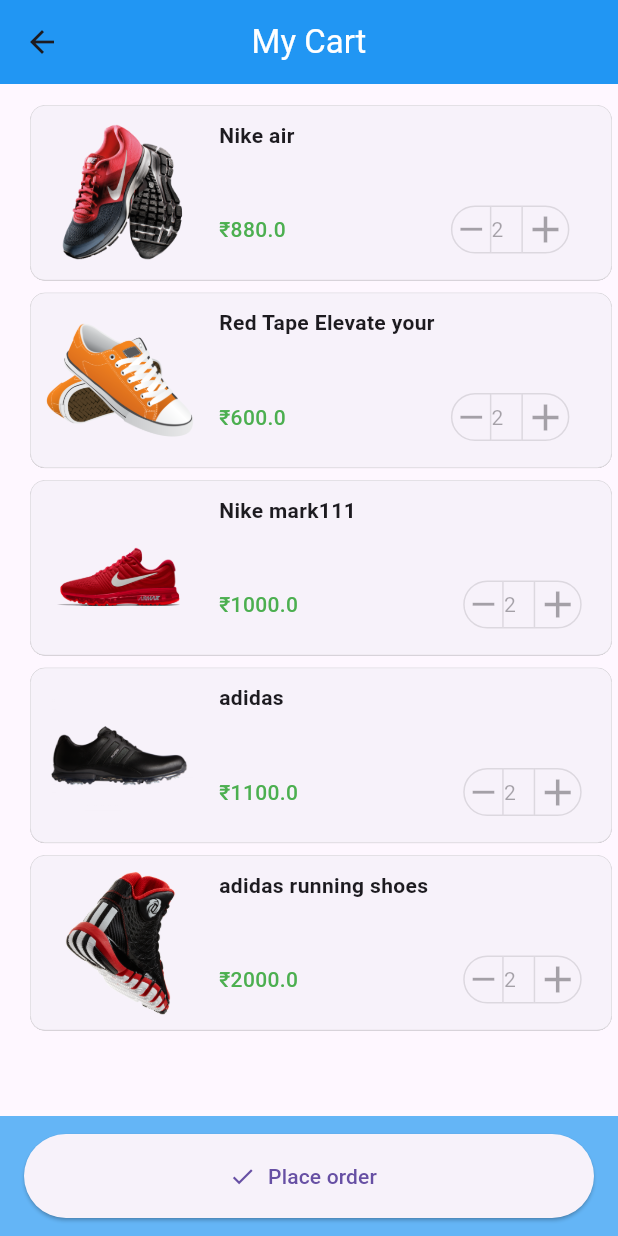
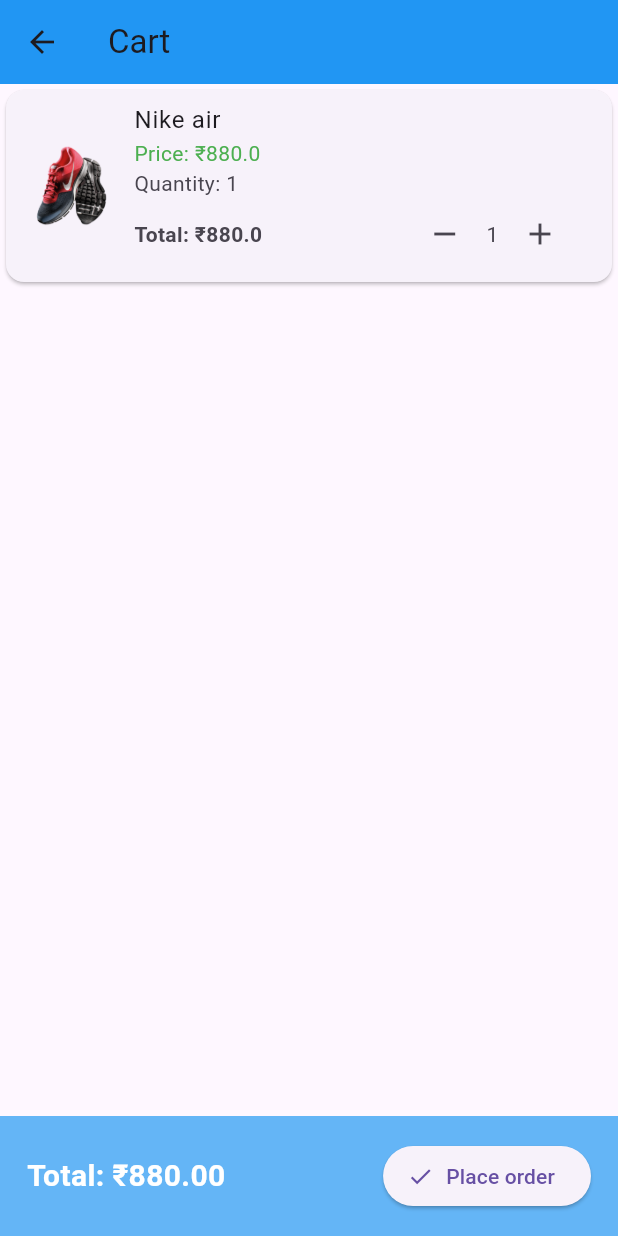
Before and after one commit to Rahulckoovara/E-cart1, a Flutter app: the Details screen opened directly with sample values from the repository, after a tap on "Add To Cart", on a phone screen of 412 x 824 dp. Run offline on Flutter 3.47's test engine with Material 3 defaults, Android fonts, the phone set to English and light mode, and no system bars; our stand-ins replace carousel_slider.

Commit message:
cart1st ok

```diff
--- a/lib/main.dart
+++ b/lib/main.dart
@@ -1,14 +1,12 @@
 import 'package:e_cart1/pages/Front.dart';
-import 'package:e_cart1/pages/HomeScreen.dart';
-import 'package:e_cart1/pages/cart.dart';
-import 'package:e_cart1/pages/splashScreen.dart';
+import 'package:e_cart1/providers/cart_provider.dart';
 import 'package:flutter/material.dart';
 import 'package:provider/provider.dart';
-import 'package:e_cart1/providers/cart_provider.dart';
 
 void main() {
   runApp(
     MyApp(),
+
   );
 }
 
@@ -20,7 +18,7 @@ class MyApp extends StatelessWidget {
     return MultiProvider(
       providers: [ChangeNotifierProvider(create: (context) => CartProvider())],
       child: MaterialApp(
-        home: SplashScreen(),
+        home: Front(),
       ),
     );
   }
--- a/lib/model/Product.dart
+++ b/lib/model/Product.dart
@@ -14,5 +14,6 @@ class Product {
       required this.price,
       required this.image,
       required this.category,
-      required this.quantity});
+       this.quantity=1,
+      });
 }
--- a/lib/model/my_product.dart
+++ b/lib/model/my_product.dart
@@ -13,7 +13,7 @@ class MyProducts {
       quantity: 1,
     ),
     Product(
-      id: 1,
+      id: 2,
       name: 'Red Tape Elevate your ',
       description: 'Red Tape for men running experience with our ComfortStride Running Shoes. Designed for optimum performance and comfort, these shoes are a perfect blend of style and functionality.',
       price: 600,
@@ -22,7 +22,7 @@ class MyProducts {
       quantity: 1,
     ),
     Product(
-      id: 1,
+      id: 3,
       name: 'Nike mark111',
       description: 'Clean nike mark 111 shoes extra comfort Elevate your running experience with our ComfortStride Running Shoes. Designed for optimum performance and comfort, these shoes are a perfect blend of style and functionality.',
       price: 1000,
@@ -31,7 +31,7 @@ class MyProducts {
       quantity: 1,
     ),
     Product(
-      id: 1,
+      id: 4,
       name: 'adidas',
       description: 'Black adidas original with smoothness Elevate your running experience with our ComfortStride Running Shoes. Designed for optimum performance and comfort, these shoes are a perfect blend of style and functionality.',
       price: 1100,
@@ -40,7 +40,7 @@ class MyProducts {
       quantity: 1,
     ),
     Product(
-      id: 1,
+      id: 5,
       name: 'adidas running shoes',
       description: 'Shoes for fast run and comfort Elevate your running experience with our ComfortStride Running Shoes. Designed for optimum performance and comfort, these shoes are a perfect blend of style and functionality.',
       price: 2000,
@@ -49,9 +49,10 @@ class MyProducts {
       quantity: 1,
     ),
 
+
     // jacks--------------------
     Product(
-      id: 1,
+      id: 6,
       name: 'Nike jackets 200',
       description: 'blacket comfort jackets in winters Elevate your running experience with our ComfortStride Running Shoes. Designed for optimum performance and comfort, these shoes are a perfect blend of style and functionality.',
       price: 1800,
@@ -60,7 +61,7 @@ class MyProducts {
       quantity: 1,
     ),
     Product(
-      id: 1,
+      id: 7,
       name: 'Perfomax jackets',
       description: 'blacket comfort jackets in winters Elevate your running experience with our ComfortStride Running Shoes. Designed for optimum performance and comfort, these shoes are a perfect blend of style and functionality.',
       price: 1500,
@@ -69,7 +70,7 @@ class MyProducts {
       quantity: 1,
     ),
     Product(
-      id: 1,
+      id: 8,
       name: 'Nike dual color',
       description: 'blacket comfort jackets in winters Elevate your running experience with our ComfortStride Running Shoes. Designed for optimum performance and comfort, these shoes are a perfect blend of style and functionality.',
       price: 2200,
@@ -78,7 +79,7 @@ class MyProducts {
       quantity: 1,
     ),
     Product(
-      id: 1,
+      id: 9,
       name: 'Red tape jackets',
       description: 'blacket comfort jackets in winters Elevate your running experience with our ComfortStride Running Shoes. Designed for optimum performance and comfort, these shoes are a perfect blend of style and functionality.',
       price: 3000,
@@ -87,7 +88,7 @@ class MyProducts {
       quantity: 1,
     ),
     Product(
-      id: 1,
+      id: 10,
       name: 'jordan',
       description: 'blacket comfort jackets in winters Elevate your running experience with our ComfortStride Running Shoes. Designed for optimum performance and comfort, these shoes are a perfect blend of style and functionality.',
       price: 3300,
@@ -99,7 +100,7 @@ class MyProducts {
 
   static List<Product> Jackets = [
     Product(
-      id: 1,
+      id: 6,
       name: 'Nike jackets 200',
       description: 'blacket comfort jackets in winters Elevate your running experience with our ComfortStride Running Shoes. Designed for optimum performance and comfort, these shoes are a perfect blend of style and functionality.',
       price: 1800,
@@ -108,7 +109,7 @@ class MyProducts {
       quantity: 1,
     ),
     Product(
-      id: 1,
+      id: 7,
       name: 'Perfomax jackets',
       description: 'blacket comfort jackets in winters Elevate your running experience with our ComfortStride Running Shoes. Designed for optimum performance and comfort, these shoes are a perfect blend of style and functionality.',
       price: 1500,
@@ -117,7 +118,7 @@ class MyProducts {
       quantity: 1,
     ),
     Product(
-      id: 1,
+      id: 8,
       name: 'Nike dual color',
       description: 'blacket comfort jackets in winters Elevate your running experience with our ComfortStride Running Shoes. Designed for optimum performance and comfort, these shoes are a perfect blend of style and functionality.',
       price: 2200,
@@ -126,7 +127,7 @@ class MyProducts {
       quantity: 1,
     ),
     Product(
-      id: 1,
+      id: 9,
       name: 'Red tape jackets',
       description: 'blacket comfort jackets in winters Elevate your running experience with our ComfortStride Running Shoes. Designed for optimum performance and comfort, these shoes are a perfect blend of style and functionality.',
       price: 3000,
@@ -135,7 +136,7 @@ class MyProducts {
       quantity: 1,
     ),
     Product(
-      id: 1,
+      id: 10,
       name: 'jordan',
       description: 'blacket comfort jackets in winters Elevate your running experience with our ComfortStride Running Shoes. Designed for optimum performance and comfort, these shoes are a perfect blend of style and functionality.',
       price: 3300,
@@ -156,7 +157,7 @@ class MyProducts {
       quantity: 1,
     ),
     Product(
-      id: 1,
+      id: 2,
       name: 'Red Tape',
       description: 'Red Tape for men Elevate your running experience with our ComfortStride Running Shoes. Designed for optimum performance and comfort, these shoes are a perfect blend of style and functionality.',
       price: 600,
@@ -165,7 +166,7 @@ class MyProducts {
       quantity: 1,
     ),
     Product(
-      id: 1,
+      id: 3,
       name: 'Nike mark111',
       description: 'Clean nike mark 111 shoes extra comfort Elevate your running experience with our ComfortStride Running Shoes. Designed for optimum performance and comfort, these shoes are a perfect blend of style and functionality.',
       price: 1000,
@@ -174,7 +175,7 @@ class MyProducts {
       quantity: 1,
     ),
     Product(
-      id: 1,
+      id: 4,
       name: 'adidas',
       description: 'Black adidas original with smoothness Elevate your running experience with our ComfortStride Running Shoes. Designed for optimum performance and comfort, these shoes are a perfect blend of style and functionality.',
       price: 1100,
@@ -183,7 +184,7 @@ class MyProducts {
       quantity: 1,
     ),
     Product(
-      id: 1,
+      id: 5,
       name: 'adidas running shoes',
       description: 'Shoes for fast run and comfort Elevate your running experience with our ComfortStride Running Shoes. Designed for optimum performance and comfort, these shoes are a perfect blend of style and functionality.',
       price: 2000,
--- a/lib/pages/Front.dart
+++ b/lib/pages/Front.dart
@@ -2,7 +2,7 @@ import 'package:e_cart1/model/Product.dart';
 import 'package:e_cart1/model/my_product.dart';
 import 'package:e_cart1/pages/HomeScreen.dart';
 import 'package:e_cart1/pages/ProfileScreen.dart';
-import 'package:e_cart1/pages/cart.dart';
+import 'package:e_cart1/pages/cart1.dart';
 import 'package:e_cart1/pages/favorite.dart';
 import 'package:flutter/material.dart';
 
@@ -46,7 +46,7 @@ class _Front extends State<Front> {
                 ),
                 onPressed: () {
                   Navigator.push(
-                      context, MaterialPageRoute(builder: (context) => Cart()));
+                      context, MaterialPageRoute(builder: (context) => Cart1()));
                 })
           ],
           bottom: PreferredSize(
--- a/lib/pages/HomeScreen.dart
+++ b/lib/pages/HomeScreen.dart
@@ -54,6 +54,8 @@ class _HomeScreenState extends State<HomeScreen> {
                       ? _builsJackets()
                       : _buildShoes())
         ],
+
+
       ),
     );
   }
--- a/lib/pages/cart.dart
+++ b/lib/pages/cart.dart
@@ -1,7 +1,6 @@
-import 'package:e_cart1/widgets/cart_item.dart';
-import 'package:flutter/material.dart';
 //import '../model/Product.dart';
 import 'package:e_cart1/model/my_product.dart';
+import 'package:flutter/material.dart';
 
 class Cart extends StatelessWidget {
   //final Product product;
@@ -28,15 +27,7 @@ class Cart extends StatelessWidget {
           ...List.generate(cartItems.length, (index) {
             return Dismissible(
               key: UniqueKey(),
-              direction: DismissDirection.endToStart,
-              background: Container(
-                decoration: BoxDecoration(
-                    color: Colors.red, borderRadius: BorderRadius.circular(10)),
-                child: Icon(
-                  Icons.delete,
-                  color: Colors.white,
-                ),
-              ),
+
               child: SizedBox(
                   height: 125,
                   child: Card(
--- /dev/null
+++ b/lib/pages/cart1.dart
@@ -0,0 +1,142 @@
+import 'package:e_cart1/model/Product.dart';
+import 'package:e_cart1/model/my_product.dart';
+import 'package:e_cart1/providers/cart_provider.dart';
+import 'package:flutter/material.dart';
+import 'package:provider/provider.dart';
+
+
+
+
+
+class Cart1 extends StatelessWidget {
+  @override
+  Widget build(BuildContext context) {
+    final cartProvider = Provider.of<CartProvider>(context);
+    final cartItems = cartProvider.cartItems;
+      double totalAmount = cartItems.fold(
+        0, (sum, cartItem) => sum + (cartItem.price * cartItem.quantity));
+
+    return Scaffold(
+      appBar: AppBar(
+        title: Text('Cart'),
+        backgroundColor: Colors.blue,
+      ),
+      body: ListView.builder(
+        itemCount: cartItems.length,
+        itemBuilder: (context, index) {
+          final cartItem = cartItems[index];
+           final Product product = MyProducts.allProducts
+              .firstWhere((product) => product.id == cartItem.id );
+
+
+          return Dismissible(
+            key: UniqueKey(),
+            direction: DismissDirection.endToStart,
+              background: Container(
+                decoration: BoxDecoration(
+                    color: Colors.red, borderRadius: BorderRadius.circular(10)),
+                child: Icon(
+                  Icons.delete,
+                  color: Colors.white,
+                ),
+              ),
+            child: Card(
+              child: ListTile(
+                leading: Image.asset(product.image),
+                title: Text(cartItems[index].name),
+               subtitle:
+               Column(
+                  crossAxisAlignment: CrossAxisAlignment.start,
+                  children: [
+                    Text('Price: \₹${cartItems[index].price.toString()}',
+                      style: TextStyle(color: Colors.green),
+                    ),
+                    Text('Quantity: ${cartItems[index].quantity.toString()}'),
+
+                    Row(
+                      mainAxisAlignment: MainAxisAlignment.spaceBetween,
+                      children: [
+              Text('Total: \₹${(cartItems[index].price * cartItems[index].quantity).toString()}',
+                style: TextStyle(fontWeight: FontWeight.bold),
+              ),
+              // Text('Total: \₹${(cartItems[index].price * cartItems[index].quantity).toString()}',
+              //   style: TextStyle(fontWeight: FontWeight.bold),
+              // ),
+
+
+
+                Row(
+                  mainAxisAlignment: MainAxisAlignment.end,
+                children: [
+                  IconButton(
+                    onPressed: () {
+                      // Call a function to decrement the quantity in the cart
+                      cartProvider.decrementQuantity(cartItem.id);
+                    },
+                    icon: Icon(Icons.remove),
+                  ),
+                  Text(' ${cartItems[index].quantity.toString()} '),
+                  IconButton(
+                    onPressed: () {
+                      // Call a function to increment the quantity in the cart
+                      cartProvider.incrementQuantity(cartItem.id);
+                    },
+                    icon: Icon(Icons.add),
+                  ),
+                ],
+              ),
+                      ],
+                    ),
+
+
+
+                  ],
+                ),
+                // Add more details or customize as needed
+              ),
+            ),
+          );
+
+
+
+        },
+      ),
+
+
+
+
+       bottomSheet: BottomAppBar(
+        color: Colors.blue[300],
+        child: Container(
+          width: double.infinity,
+          padding: EdgeInsets.all(2),
+          child: Row(
+            mainAxisAlignment: MainAxisAlignment.spaceBetween,
+          //  crossAxisAlignment: CrossAxisAlignment.start,
+           // mainAxisSize: MainAxisSize.min,
+            children: [
+              Text(
+                'Total: \₹${totalAmount.toStringAsFixed(2)}',
+                style: TextStyle(
+                  fontWeight: FontWeight.bold,
+                  fontSize: 20,
+                  color: Colors.white
+                ),
+              ),
+              //
+
+              ElevatedButton.icon(
+                onPressed: () {},
+                icon: Icon(Icons.check_outlined),
+                label: Text('Place order'),
+              ),
+            ],
+          ),
+        ),
+      ),
+
+
+
+  );
+  }
+}
--- a/lib/pages/details.dart
+++ b/lib/pages/details.dart
@@ -1,7 +1,10 @@
 import 'package:e_cart1/model/Product.dart';
 import 'package:e_cart1/pages/availablesize.dart';
-import 'package:e_cart1/pages/cart.dart';
+import 'package:e_cart1/pages/cart1.dart';
+import 'package:e_cart1/providers/cart_provider.dart';
 import 'package:flutter/material.dart';
+import 'package:provider/provider.dart';
+
 // import '../providers/cart_provider.dart';
 
 class Details extends StatefulWidget {
@@ -178,6 +181,8 @@ class _DetailsState extends State<Details> {
 //--##############################--bottom bar--################################
 
 
+
+
   bottomSheet: Container(
     padding: EdgeInsets.symmetric(horizontal: 10),
     alignment: Alignment.center,
@@ -201,9 +206,11 @@ class _DetailsState extends State<Details> {
         ),
         ElevatedButton.icon(
             onPressed: () {
+              final cartProvider = Provider.of<CartProvider>(context, listen: false);
+    cartProvider.addToCart(widget.product);
               Navigator.push(context,
                   MaterialPageRoute(builder: (context) {
-                return Cart();
+                return Cart1();
               }));
               //   provider.toggleProduct(product);
             },
--- a/lib/pages/splashScreen.dart
+++ b/lib/pages/splashScreen.dart
@@ -24,7 +24,7 @@ class _SplashScreenState extends State<SplashScreen> {
   @override
   Widget build(BuildContext context) {
     return Scaffold(
-      backgroundColor: Colors.blue[200], // Set your desired background color
+      backgroundColor: Colors.blue[300], // Set your desired background color
       body: Center(
         child: Column(
           mainAxisAlignment: MainAxisAlignment.center,
--- a/lib/providers/cart_provider.dart
+++ b/lib/providers/cart_provider.dart
@@ -1,33 +1,74 @@
 import 'package:flutter/material.dart';
+
 import '../model/Product.dart';
 
+
 class CartProvider extends ChangeNotifier {
-  final List<Product> _cart = [];
-  List<Product> get cart => _cart;
+  List<Product> _cartItems = [];
 
-//  CartProvider({
-//     Key? key,
-//     required Widget child,
-//   }) : super(key: key, child: child);
+  List<Product> get cartItems => _cartItems;
 
-//   static CartProvider of(BuildContext context) {
-//     return context.dependOnInheritedWidgetOfExactType<CartProvider>()!;
+  void addToCart(Product product) {
+
+    _cartItems.add(product);
+    notifyListeners();
+  }
+  void incrementQuantity(int productId) {
+
+  // Find the cart item by product id and increment the quantity
+  final cartItem = _cartItems.firstWhere((item) => item.id == productId);
+  cartItem.quantity++;
+
+  // Notify listeners to update the UI
+  notifyListeners();
+
+}
+void decrementQuantity(int productId) {
+  // Find the cart item by product id and increment the quantity
+  final cartItem = _cartItems.firstWhere((item) => item.id == productId);
+  cartItem.quantity--;
+   if (cartItem.quantity == 0) {
+    _cartItems.remove(cartItem);
+  }
+
+
+  // Notify listeners to update the UI
+  notifyListeners();
+}
+
+
+}
+
+
+
+
+
+// class CartProvider extends ChangeNotifier {
+//   final List<Product> _cart = [];
+//   List<Product> get cart => _cart;
+
+// //  CartProvider({
+// //     Key? key,
+// //     required Widget child,
+// //   }) : super(key: key, child: child);
+
+// //   static CartProvider of(BuildContext context) {
+// //     return context.dependOnInheritedWidgetOfExactType<CartProvider>()!;
+// //   }
+
+//   void toggleProduct(Product product) {
+//     if (_cart.contains(product)) {
+//       for (Product element in _cart) {
+//         element.quantity++;
+//       }
+//     } else {
+//       _cart.add(product);
+//     }
+//     notifyListeners();
 //   }
 
-  void toggleProduct(Product product) {
-    if (_cart.contains(product)) {
-      for (Product element in _cart) {
-        element.quantity++;
-      }
-    } else {
-      _cart.add(product);
-    }
-    notifyListeners();
-  }
-
-  static of(BuildContext context) {}
-  //  @override
-  // bool updateShouldNotify(covariant InheritedWidget oldWidget) {
-  //   return true;
-  //}
-}
+//   static of(BuildContext context) {}
+//   //  @override
+//   // bool updateShouldNotify(covariant InheritedWidget oldWidget) {
+//   //   return true;
+//   //}
--- a/lib/widgets/cart_item.dart
+++ b/lib/widgets/cart_item.dart
@@ -1,9 +1,8 @@
 import 'package:e_cart1/model/Product.dart';
 import 'package:flutter/material.dart';
-import 'package:e_cart1/model/my_product.dart';
 
 class CartItem extends StatelessWidget {
-  const CartItem({super.key, required this.cartItem});
+  const CartItem({super.key, required this.cartItem, required int id});
   final Product cartItem;
   @override
   Widget build(BuildContext context) {
```
